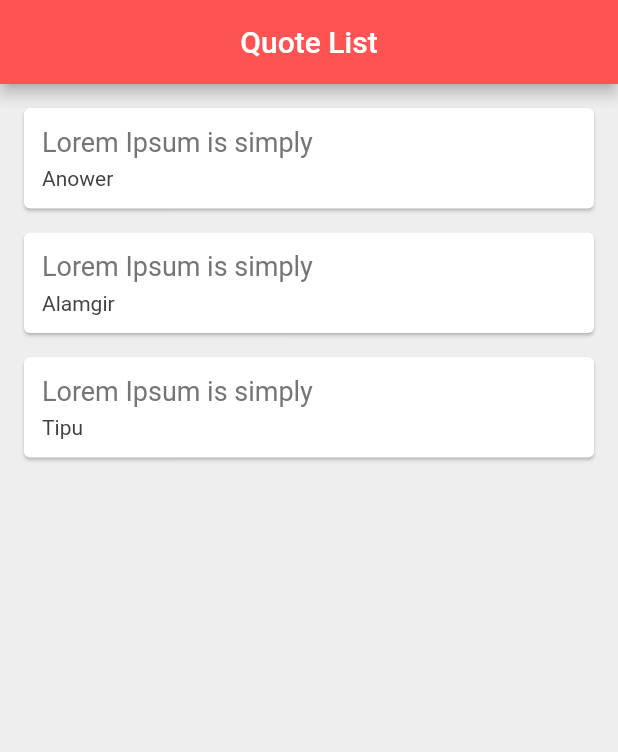
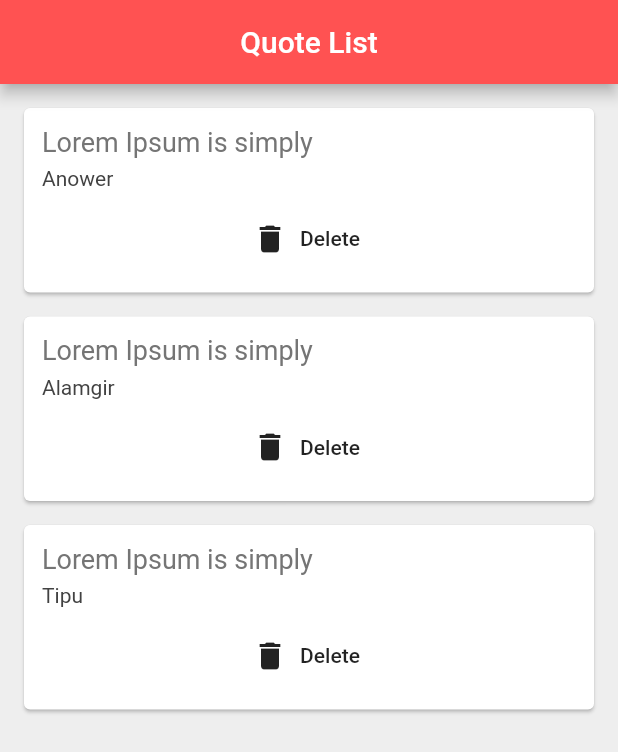
Before and after one commit to anower00/flatter-custom-class, a Flutter app: the screen it shows after launch, on a phone screen of 412 x 824 dp. Shown: the top 752 px of the screen. Run offline on Flutter 3.47's test engine with Material 2 defaults, Android fonts, the phone set to English and light mode, and no system bars.

Commit message:
delete with function as parameter

```diff
--- a/lib/main.dart
+++ b/lib/main.dart
@@ -1,5 +1,6 @@
 import 'package:flutter/material.dart';
 import 'quote.dart';
+import 'quote_card.dart';
 
 void main() => runApp(MaterialApp(
   home: Quotes(),
@@ -18,37 +19,6 @@ class _QuotesState extends State<Quotes> {
     Quote(text: 'Lorem Ipsum is simply', author: 'Tipu'),
   ];
 
-  Widget quoteTemplate(quote){
-    return Card(
-      margin: EdgeInsets.fromLTRB(16.0, 16.0, 16.0, 0),
-      child: Center(
-        child: Padding(
-          padding: const EdgeInsets.all(12.0),
-          child: Column(
-            crossAxisAlignment: CrossAxisAlignment.stretch,
-            children: [
-              Text(
-                quote.text,
-                style: TextStyle(
-                  fontSize: 18.0,
-                  color: Colors.grey[600],
-                ),
-              ),
-              SizedBox(height: 6.0),
-              Text(
-                quote.author,
-                style: TextStyle(
-                  fontSize: 14.0,
-                  color: Colors.grey[800],
-                ),
-              ),
-            ],
-          ),
-        ),
-      ),
-    );
-  }
-
   @override
   Widget build(BuildContext context) {
     return Scaffold(
@@ -59,7 +29,14 @@ class _QuotesState extends State<Quotes> {
         backgroundColor: Colors.redAccent,
       ),
       body: Column(
-        children: quotes.map((quote) => quoteTemplate(quote)).toList(),
+        children: quotes.map((quote) => QuoteCard(
+            quote:quote,
+            delete: () {
+              setState(() {
+                quotes.remove(quote);
+              });
+        },
+        )).toList(),
       ),
     );
   }
--- /dev/null
+++ b/lib/quote_card.dart
@@ -0,0 +1,47 @@
+import 'package:flutter/material.dart';
+import 'quote.dart';
+
+class QuoteCard extends StatelessWidget {
+
+  final Quote quote;
+  final Function delete;
+  QuoteCard ({this.quote, this.delete});
+
+  @override
+  Widget build(BuildContext context) {
+    return Card(
+      margin: EdgeInsets.fromLTRB(16.0, 16.0, 16.0, 0),
+      child: Center(
+        child: Padding(
+          padding: const EdgeInsets.all(12.0),
+          child: Column(
+            crossAxisAlignment: CrossAxisAlignment.stretch,
+            children: [
+              Text(
+                quote.text,
+                style: TextStyle(
+                  fontSize: 18.0,
+                  color: Colors.grey[600],
+                ),
+              ),
+              SizedBox(height: 6.0),
+              Text(
+                quote.author,
+                style: TextStyle(
+                  fontSize: 14.0,
+                  color: Colors.grey[800],
+                ),
+              ),
+              SizedBox(height: 8.0),
+              FlatButton.icon(
+                  onPressed: delete,
+                  icon: Icon(Icons.delete),
+                  label: Text('Delete')
+              )
+            ],
+          ),
+        ),
+      ),
+    );
+  }
+}
```
